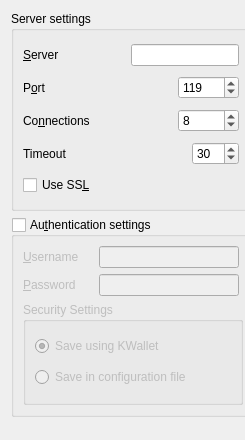
The window that src/serverwidget.ui (ChaosWars/knewz) describes before a commit, drawn with Qt 5.
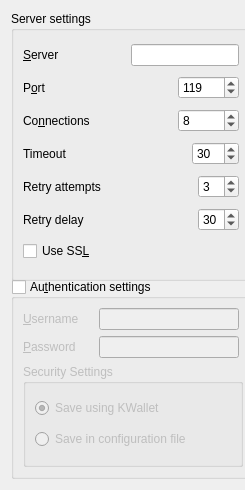
The same window after the commit. Custom widgets are drawn as their Qt base class.

Diff of the .ui file:
```diff
--- a/src/serverwidget.ui
+++ b/src/serverwidget.ui
@@ -4,18 +4,18 @@
   <property name="windowModality" >
    <enum>Qt::NonModal</enum>
   </property>
-  <property name="geometry" >
+  <property name="geometry">
    <rect>
     <x>0</x>
     <y>0</y>
     <width>245</width>
-    <height>440</height>
+    <height>490</height>
    </rect>
   </property>
-  <property name="minimumSize" >
+  <property name="minimumSize">
    <size>
     <width>245</width>
-    <height>440</height>
+    <height>490</height>
    </size>
   </property>
   <property name="windowTitle" >
@@ -23,11 +23,11 @@
   </property>
   <layout class="QVBoxLayout" name="verticalLayout_3" >
    <item>
-    <widget class="QGroupBox" name="groupBox" >
-     <property name="minimumSize" >
+    <widget class="QGroupBox" name="groupBox">
+     <property name="minimumSize">
       <size>
        <width>240</width>
-       <height>200</height>
+       <height>270</height>
       </size>
      </property>
      <property name="title" >
@@ -219,8 +219,70 @@
        </layout>
       </item>
       <item>
-       <widget class="QCheckBox" name="kcfg_ssl" >
-        <property name="toolTip" >
+       <layout class="QHBoxLayout" name="horizontalLayout_7">
+        <item>
+         <widget class="QLabel" name="label_7">
+          <property name="text">
+           <string>Retry attempts</string>
+          </property>
+         </widget>
+        </item>
+        <item>
+         <spacer name="horizontalSpacer_5">
+          <property name="orientation">
+           <enum>Qt::Horizontal</enum>
+          </property>
+          <property name="sizeHint" stdset="0">
+           <size>
+            <width>40</width>
+            <height>20</height>
+           </size>
+          </property>
+         </spacer>
+        </item>
+        <item>
+         <widget class="KIntSpinBox" name="kcfg_retryAttempts">
+          <property name="value">
+           <number>3</number>
+          </property>
+         </widget>
+        </item>
+       </layout>
+      </item>
+      <item>
+       <layout class="QHBoxLayout" name="horizontalLayout_8">
+        <item>
+         <widget class="QLabel" name="label_8">
+          <property name="text">
+           <string>Retry delay</string>
+          </property>
+         </widget>
+        </item>
+        <item>
+         <spacer name="horizontalSpacer_6">
+          <property name="orientation">
+           <enum>Qt::Horizontal</enum>
+          </property>
+          <property name="sizeHint" stdset="0">
+           <size>
+            <width>40</width>
+            <height>20</height>
+           </size>
+          </property>
+         </spacer>
+        </item>
+        <item>
+         <widget class="KIntSpinBox" name="kcfg_retryDelay">
+          <property name="value">
+           <number>30</number>
+          </property>
+         </widget>
+        </item>
+       </layout>
+      </item>
+      <item>
+       <widget class="QCheckBox" name="kcfg_ssl">
+        <property name="toolTip">
          <string>Use Secure Socket Layer for connection.</string>
         </property>
         <property name="whatsThis" >
```
Left out of the diff: 198 changed lines with no effect on the pictures.
